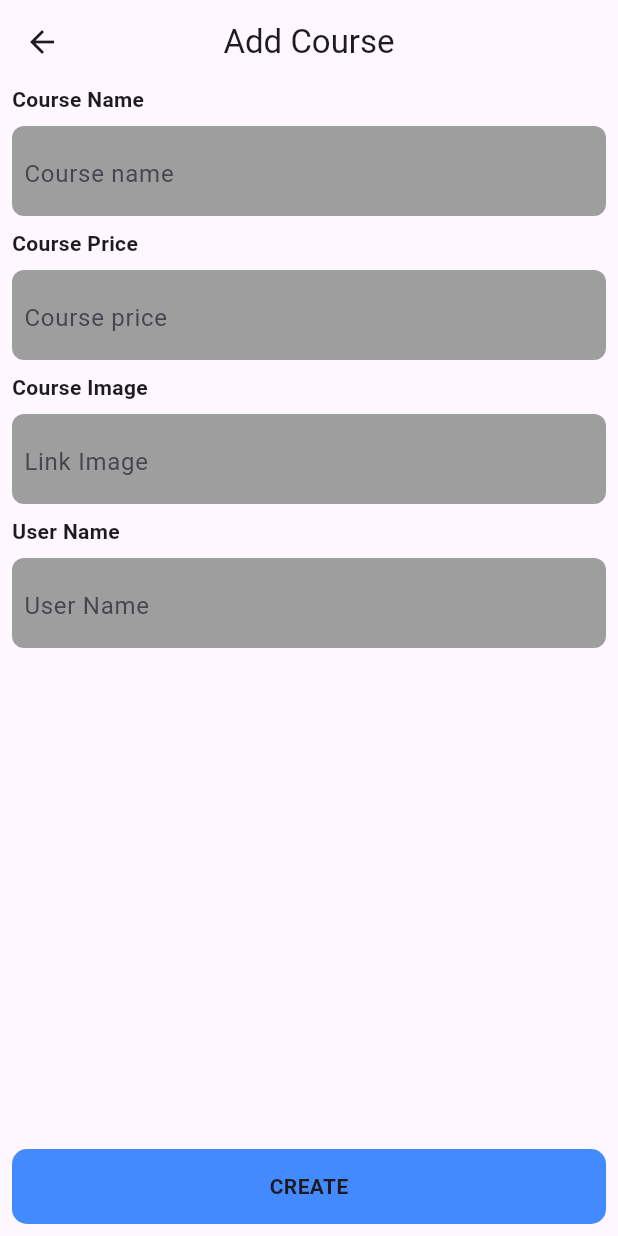
After one commit to SopanhaSem/FirstFirebaseFlutter, a Flutter app: the AddEditCourseScreen screen opened directly, on a phone screen of 412 x 824 dp. The commit adds this screen. Run offline on Flutter 3.47's test engine with Material 3 defaults, Android fonts, the phone set to English and light mode, and no system bars; our stand-ins replace cached_network_image, cloud_firestore, firebase_auth, firebase_core; accounts and stored records are empty.

Commit message:
add and edit course

```diff
--- /dev/null
+++ b/lib/src/view/Screen/create_course.dart
@@ -0,0 +1,168 @@
+import 'package:cloud_firestore/cloud_firestore.dart';
+import 'package:firebase_setup/src/widget/textfield_widget.dart';
+import 'package:flutter/material.dart';
+
+class AddEditCourseScreen extends StatefulWidget {
+  AddEditCourseScreen({super.key, this.courseData, this.refId});
+  Map? courseData;
+  String? refId;
+
+  @override
+  State<AddEditCourseScreen> createState() => _AddEditCourseScreenState();
+}
+
+class _AddEditCourseScreenState extends State<AddEditCourseScreen> {
+  CollectionReference dataRef =
+      FirebaseFirestore.instance.collection("Courses");
+  TextEditingController courseNameController = TextEditingController();
+  TextEditingController coursePriceController = TextEditingController();
+  TextEditingController courseImageLinkController = TextEditingController();
+  TextEditingController userNameController = TextEditingController();
+  initData() {
+    setState(() {
+      courseNameController.text = widget.courseData!['course_name'];
+      coursePriceController.text = widget.courseData!['price'].toString();
+      courseImageLinkController.text = widget.courseData!['image'];
+      userNameController.text = widget.courseData!['user_name'];
+    });
+  }
+
+  clearData() {
+    setState(() {
+      courseNameController.text = '';
+      coursePriceController.text = '';
+      courseImageLinkController.text = '';
+      userNameController.text = '';
+    });
+  }
+
+  @override
+  void initState() {
+    // TODO: implement initState
+    super.initState();
+    if (widget.courseData == null) {
+      clearData();
+    } else {
+      initData();
+    }
+  }
+
+  @override
+  Widget build(BuildContext context) {
+    return Scaffold(
+      appBar: AppBar(
+        centerTitle: true,
+        title: const Text('Add Course'),
+      ),
+      body: SingleChildScrollView(
+        keyboardDismissBehavior: ScrollViewKeyboardDismissBehavior.onDrag,
+        child: Column(
+          crossAxisAlignment: CrossAxisAlignment.start,
+          children: [
+            const Padding(
+              padding: EdgeInsets.symmetric(horizontal: 8),
+              child: Text(
+                'Course Name',
+                style: TextStyle(fontWeight: FontWeight.bold),
+              ),
+            ),
+            TextFielWidget(
+              hintText: 'Course name',
+              controller: courseNameController,
+            ),
+            const Padding(
+              padding: EdgeInsets.symmetric(horizontal: 8),
+              child: Text(
+                'Course Price',
+                style: TextStyle(fontWeight: FontWeight.bold),
+              ),
+            ),
+            TextFielWidget(
+              hintText: 'Course price',
+              controller: coursePriceController,
+            ),
+            const Padding(
+              padding: EdgeInsets.symmetric(horizontal: 8),
+              child: Text(
+                'Course Image',
+                style: TextStyle(fontWeight: FontWeight.bold),
+              ),
+            ),
+            TextFielWidget(
+              hintText: 'Link Image',
+              controller: courseImageLinkController,
+              onChanged: (link) {
+                setState(() {
+                  courseImageLinkController.text = link;
+                });
+              },
+            ),
+            if (courseImageLinkController.text.isNotEmpty)
+              Padding(
+                padding: const EdgeInsets.all(8.0),
+                child: Container(
+                  height: 200,
+                  width: double.infinity,
+                  decoration: BoxDecoration(
+                      borderRadius: BorderRadius.circular(10),
+                      image: DecorationImage(
+                          fit: BoxFit.cover,
+                          image: NetworkImage(courseImageLinkController.text))),
+                ),
+              ),
+            const Padding(
+              padding: EdgeInsets.symmetric(horizontal: 8),
+              child: Text(
+                'User Name',
+                style: TextStyle(fontWeight: FontWeight.bold),
+              ),
+            ),
+            TextFielWidget(
+              hintText: 'User Name',
+              controller: userNameController,
+            ),
+          ],
+        ),
+      ),
+      bottomNavigationBar: Padding(
+        padding: const EdgeInsets.all(8.0),
+        child: GestureDetector(
+          onTap: () async {
+            if (widget.courseData == null) {
+              await dataRef.add({
+                'id': DateTime.now().microsecondsSinceEpoch,
+                'course_name': courseNameController.text,
+                'date': DateTime.now(),
+                'price': coursePriceController.text,
+                'image': courseImageLinkController.text,
+                'user_name': userNameController.text
+              }).whenComplete(() => Navigator.pop(context));
+            } else {
+              await dataRef.doc(widget.refId).set({
+                'id': widget.courseData!['id'],
+                'course_name': courseNameController.text,
+                'date': DateTime.now(),
+                'price': double.parse(coursePriceController.text),
+                'image': courseImageLinkController.text,
+                'user_name': userNameController.text
+              }).whenComplete(() => Navigator.pop(context));
+            }
+          },
+          child: Container(
+            height: 50,
+            width: double.infinity,
+            decoration: BoxDecoration(
+                borderRadius: BorderRadius.circular(10),
+                color: Colors.blueAccent),
+            child: Center(
+              child: Text(
+                'Create'.toUpperCase(),
+                style: const TextStyle(fontWeight: FontWeight.bold),
+              ),
+            ),
+          ),
+        ),
+      ),
+    );
+  }
+}
--- a/lib/src/view/auth/signup_screen.dart
+++ b/lib/src/view/auth/signup_screen.dart
@@ -1,6 +1,5 @@
 import 'package:firebase_auth/firebase_auth.dart';
 import 'package:firebase_setup/src/firebase_auth_implementation/firebase_auth_service.dart';
-import 'package:firebase_setup/src/view/auth/homescreen.dart';
 import 'package:firebase_setup/src/view/auth/login_screen.dart';
 import 'package:firebase_setup/src/widget/textfield_widget.dart';
 import 'package:flutter/cupertino.dart';
--- a/lib/src/widget/textfield_widget.dart
+++ b/lib/src/widget/textfield_widget.dart
@@ -10,13 +10,14 @@ class TextFielWidget extends StatelessWidget {
       this.prefixIcon,
       this.suffixIcon,
       this.width,
-      this.hintPassword});
+      this.hintPassword,
+      this.onChanged});
   TextEditingController? controller = TextEditingController();
   String? hintText;
   bool? isReadonly;
   bool? hintPassword;
   double? hieght;
-
+  void Function(String)? onChanged;
   double? width;
   IconData? prefixIcon;
   IconButton? suffixIcon;
@@ -40,6 +41,7 @@ class TextFielWidget extends StatelessWidget {
               suffixIcon: suffixIcon,
               border: InputBorder.none,
               hintText: hintText ?? 'Enter some text'),
+          onChanged: onChanged,
         ),
       ),
     );
```
Also changed, not shown: lib/src/view/auth/homescreen.dart (+96 -33 lines).
